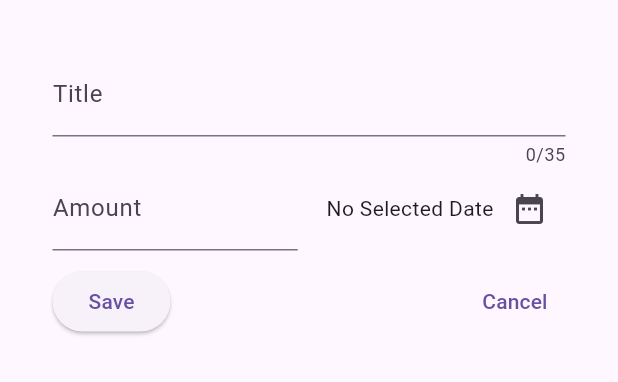
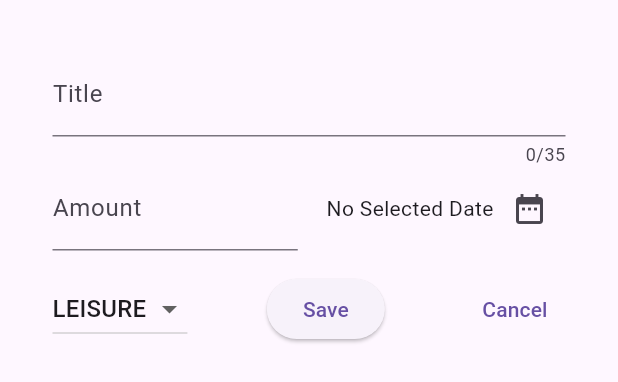
Before and after one commit to ChocolateXmas/Expenses-Tracker, a Flutter app: the NewExpense widget shown alone on an empty page, opened directly, on a phone screen of 412 x 824 dp. Shown: the top 382 px of the screen. Run offline on Flutter 3.47's test engine with Material 3 defaults, Android fonts, the phone set to English and light mode, and no system bars.

Commit message:
feat(new_expense): added expense category to modal sheet
- added a DropdownButton to include every category

```diff
--- a/lib/widgets/new_expense.dart
+++ b/lib/widgets/new_expense.dart
@@ -14,6 +14,7 @@
   final _titleController = TextEditingController();
   final _amountController = TextEditingController();
   DateTime? _selectedDate;
+  Category _selectedCategory = Category.leisure;
 
   void _showDatePicker() async {
     final now = DateTime.now();
@@ -83,10 +84,31 @@
               ),
             ],
           ),
-          const SizedBox(height: 10),
+          const SizedBox(height: 15),
           Row(
             mainAxisAlignment: MainAxisAlignment.spaceBetween,
             children: [
+              DropdownButton(
+                value: _selectedCategory,
+                hint: Text('Category'),
+                items: Category.values
+                    .map(
+                      (category) => DropdownMenuItem(
+                        value: category,
+                        child: Text(
+                          category.name.toUpperCase(),
+                        ),
+                      ),
+                    )
+                    .toList(),
+                onChanged: (value) {
+                  // print(value);
+                  if (value == null) return;
+                  setState(() {
+                    _selectedCategory = value;
+                  });
+                },
+              ),
               ElevatedButton(
                 onPressed: () {
                   print(_titleController.text);
```
